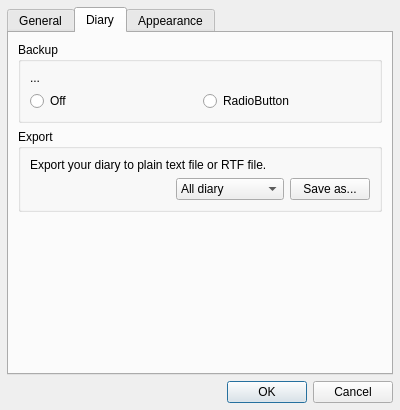
The window that ui/configdialog.ui (krrr/Hazama) describes before a commit, drawn with Qt 5.
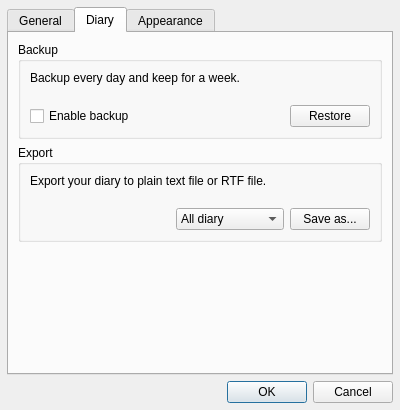
The same window after the commit. The open tabs and pages were chosen to show the change.

Commit message: add everyday backup,complete configdialog page 2

What changed in the file:
```diff
--- a/ui/configdialog.ui
+++ b/ui/configdialog.ui
@@ -161,23 +161,33 @@
           <item>
            <widget class="QLabel" name="backupLabel">
             <property name="text">
-             <string>...</string>
+             <string>Backup every day and keep for a week.
+</string>
+            </property>
+            <property name="alignment">
+             <set>Qt::AlignLeading|Qt::AlignLeft|Qt::AlignTop</set>
             </property>
            </widget>
           </item>
           <item>
            <layout class="QHBoxLayout" name="horizontalLayout_2">
             <item>
-             <widget class="QRadioButton" name="radioButton_2">
+             <widget class="QCheckBox" name="bkCheck">
+              <property name="sizePolicy">
+               <sizepolicy hsizetype="Expanding" vsizetype="Fixed">
+                <horstretch>0</horstretch>
+                <verstretch>0</verstretch>
+               </sizepolicy>
+              </property>
               <property name="text">
-               <string>Off</string>
+               <string>Enable backup</string>
               </property>
              </widget>
             </item>
             <item>
-             <widget class="QRadioButton" name="radioButton">
+             <widget class="QPushButton" name="rstBtn">
               <property name="text">
-               <string>RadioButton</string>
+               <string>Restore</string>
               </property>
              </widget>
             </item>
@@ -198,7 +208,8 @@
           <item>
            <widget class="QLabel" name="exportLabel">
             <property name="text">
-             <string>Export your diary to plain text file or RTF file.</string>
+             <string>Export your diary to plain text file or RTF file.
+</string>
             </property>
             <property name="alignment">
              <set>Qt::AlignLeading|Qt::AlignLeft|Qt::AlignTop</set>
```
Left out of the diff: 8 changed lines with no effect on the pictures. The commit also changes 2 other files.
